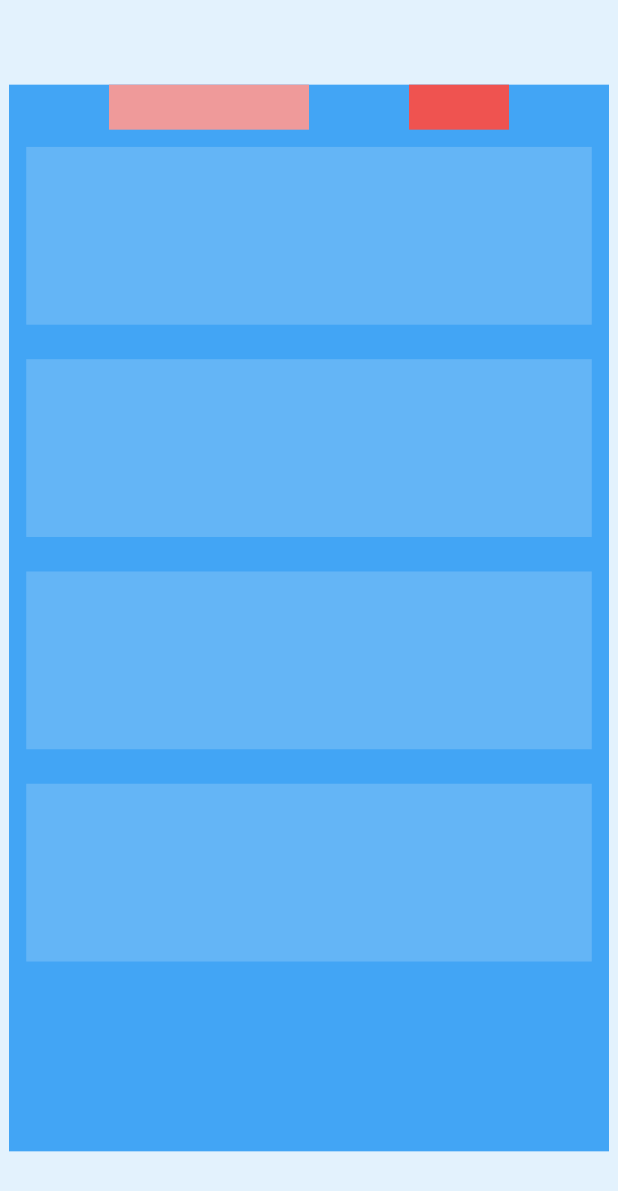
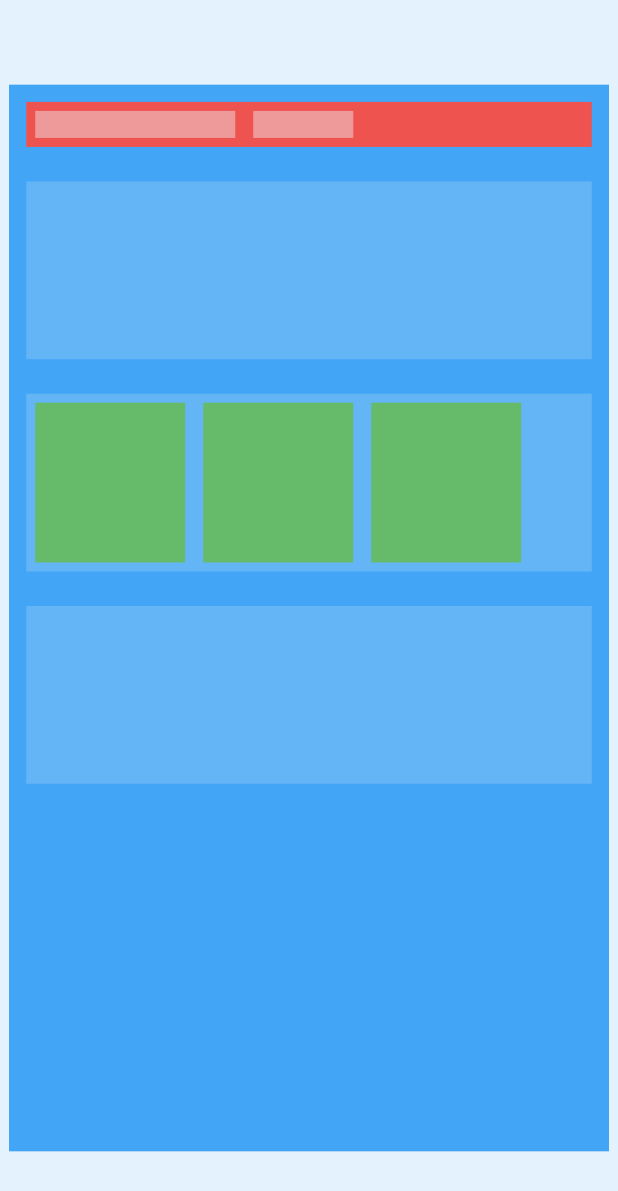
Before and after one commit to Nutrition-Track/voltamobile, a Flutter app: the screen it shows after launch, on a phone screen of 412 x 824 dp. Shown: the top 1191 px of the screen. Run offline on Flutter 3.47's test engine with Material 3 defaults, Android fonts, the phone set to English and light mode, and no system bars.

Commit message:
added rough sketch of mobile app

```diff
--- a/lib/main.dart
+++ b/lib/main.dart
@@ -1,4 +1,5 @@
 import 'package:flutter/material.dart';
+
 void main() => runApp(const SelectionContainerDisabledExampleApp());
 
 class SelectionContainerDisabledExampleApp extends StatelessWidget {
@@ -6,11 +7,13 @@
 
   @override
   Widget build(BuildContext context) {
-    const aspectratio = 16/9; // WARNING! CHANGING THIS VALUE MAY LEAD TO UNEXPECTED CONSEQUENCES WITH SCALING!!!
-    const uielementpadding = 11.5; // WARNING! CHANGING THIS VALUE MAY LEAD TO UNEXPECTED CONSEQUENCES WITH SCALING!!!
-    const screenwidth = 400.00; // WARNING! CHANGING THIS VALUE MAY LEAD TO UNEXPECTED CONSEQUENCES WITH SCALING!!!
-    return Center(
-      child: Container(
+    const aspectratio = 16 /
+        9; // WARNING! CHANGING THIS VALUE MAY LEAD TO UNEXPECTED CONSEQUENCES WITH SCALING!!!
+    const uielementpadding =
+        11.5; // WARNING! CHANGING THIS VALUE MAY LEAD TO UNEXPECTED CONSEQUENCES WITH SCALING!!!
+    const screenwidth =
+        400.00; // WARNING! CHANGING THIS VALUE MAY LEAD TO UNEXPECTED CONSEQUENCES WITH SCALING!!!
+    return Container(
         color: Colors.blue[50],
         child: Center(
             child: Container(
@@ -18,26 +21,39 @@
                 height: screenwidth * aspectratio,
                 alignment: Alignment.topLeft,
                 color: Colors.blue[400],
-            child: Column(
-            children: [ // list of boxes
-              Row( // header row
-                mainAxisAlignment: MainAxisAlignment.spaceEvenly,
-                children: [
-                  Container(
-                    width: screenwidth / 3,
-                    height: 30,
-                    color: Colors.red[200]
-                  ),
-                  Container(
-                    width: screenwidth / 6,
-                    height: 30,
-                    color: Colors.red[400]
-                  )
-                ]
-              ),
+                child: Column(children: [
+                  // list of boxes
                   Padding(
                       padding: EdgeInsets.all(uielementpadding),
                       child: Container(
+                          color: Colors.red[400],
+                          width: screenwidth,
+                          height: 30,
+                          child: Row(
+                              // header row
+                              textDirection: TextDirection
+                                  .ltr, // this is required for the row to render properly
+                              mainAxisSize: MainAxisSize.max,
+                              children: <Widget>[
+                                Padding(
+                                    padding: EdgeInsets.all(6),
+                                    child: Container(
+                                        // left widget, user menu
+                                        width: screenwidth / 3,
+                                        height: 30,
+                                        color: Colors.red[200])),
+                                Padding(
+                                    padding: EdgeInsets.all(6),
+                                    child: Container(
+                                        // right widget, welcome text
+                                        width: screenwidth / 6,
+                                        height: 30,
+                                        color: Colors.red[200])),
+                              ]))),
+                  Padding(
+                    padding: EdgeInsets.all(uielementpadding),
+                    child: Container(
+                      // diet progress
                       width: 380,
                       height: (400 * aspectratio) / 6,
                       color: Colors.blue[300],
@@ -46,12 +62,33 @@
                   Padding(
                       padding: EdgeInsets.all(uielementpadding),
                       child: Container(
+                          // food inputs
                           width: 380,
                           height: (400 * aspectratio) / 6,
                           color: Colors.blue[300],
-                ),
-              ),
-              Padding(
+                          child: Row(
+                              textDirection: TextDirection.ltr, // left to right
+                              children: [
+                                Padding( // food inputs barcode
+                                    padding: EdgeInsets.all(6),
+                                    child: Container(
+                                      color: Colors.green[400],
+                                      width: screenwidth / 4,
+                                    )),
+                                Padding( // food inputs ai (center!)
+                                    padding: EdgeInsets.all(6),
+                                    child: Container(
+                                      color: Colors.green[400],
+                                      width: screenwidth / 4,
+                                    )),
+                                Padding( // food inputs manual
+                                    padding: EdgeInsets.all(6),
+                                    child: Container(
+                                      color: Colors.green[400],
+                                      width: screenwidth / 4,
+                                    )),
+                              ]))),
+                  Padding( // calendar
                     padding: EdgeInsets.all(uielementpadding),
                     child: Container(
                       width: 380,
@@ -59,19 +96,6 @@
                       color: Colors.blue[300],
                     ),
                   ),
-              Padding(
-                padding: EdgeInsets.all(uielementpadding),
-                child: Container(
-                  width: 380,
-                  height: (400 * aspectratio) / 6,
-                  color: Colors.blue[300],
-                ),
-              )
-            ]
-            )
-          )
-        )
-      )
-    );
+                ]))));
   }
 }
```
Lines whose indentation alone changed are shown as unchanged.
